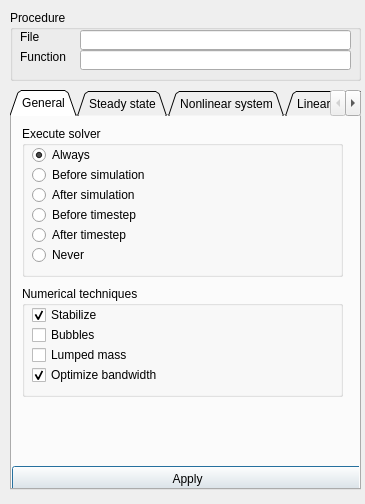
Before: the Qt Designer form misc/Mesh3D/forms/solverparameters.ui in tehnick/elmerfem, drawn with Qt 5.
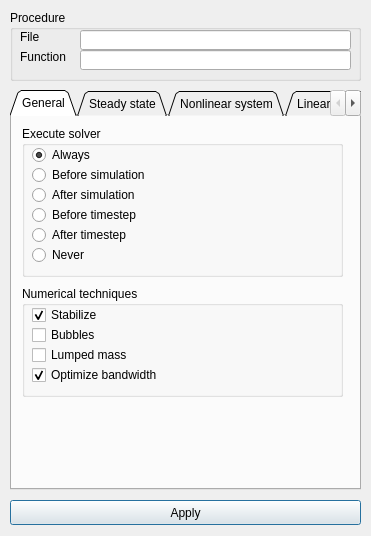
After: the same form once the commit is applied. Icons and pictures are not drawn.

Commit message: Mesh3D: fix the apply button in solverparameters panel broken by an earlier commit.

Diff of the .ui file:
```diff
--- a/misc/Mesh3D/forms/solverparameters.ui
+++ b/misc/Mesh3D/forms/solverparameters.ui
@@ -5,8 +5,8 @@
    <rect>
     <x>0</x>
     <y>0</y>
-    <width>365</width>
-    <height>504</height>
+    <width>371</width>
+    <height>536</height>
    </rect>
   </property>
   <property name="windowTitle" >
@@ -258,22 +258,6 @@
       </property>
      </widget>
     </widget>
-    <widget class="QPushButton" name="applyButton" >
-     <property name="geometry" >
-      <rect>
-       <x>0</x>
-       <y>350</y>
-       <width>351</width>
-       <height>25</height>
-      </rect>
-     </property>
-     <property name="text" >
-      <string>Apply</string>
-     </property>
-     <property name="icon" >
-      <iconset resource="../Mesh3D.qrc" >:/icons/dialog-ok-apply.png</iconset>
-     </property>
-    </widget>
    </widget>
    <widget class="QWidget" name="steadyStateTab" >
     <attribute name="title" >
@@ -1298,6 +1282,22 @@
     </widget>
    </widget>
   </widget>
+  <widget class="QPushButton" name="applyButton" >
+   <property name="geometry" >
+    <rect>
+     <x>10</x>
+     <y>500</y>
+     <width>351</width>
+     <height>25</height>
+    </rect>
+   </property>
+   <property name="text" >
+    <string>Apply</string>
+   </property>
+   <property name="icon" >
+    <iconset resource="../Mesh3D.qrc" >:/icons/dialog-ok-apply.png</iconset>
+   </property>
+  </widget>
  </widget>
  <resources>
   <include location="../Mesh3D.qrc" />
```
The commit also changes 1 other file.
